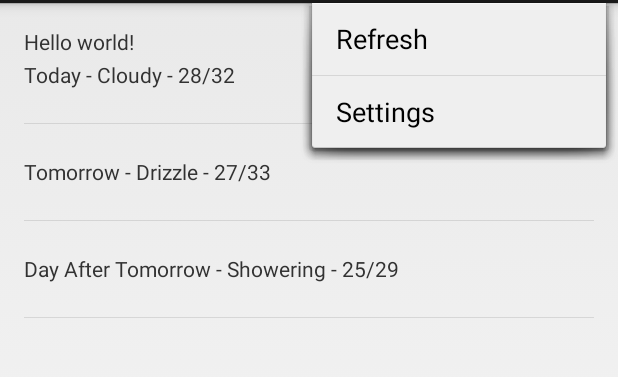
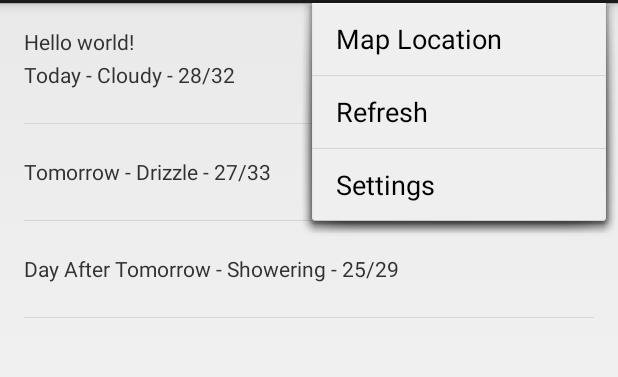
Before and after one commit to ravindraved/android_udacity-sunshine, an Android app: the screen it shows after launch (MainActivity), with the options menu open, on a phone screen of 412 x 824 dp, the part 69-446 px from its top. Run offline under Robolectric (Android 15) with nearby library versions, the phone set to English and light mode, and no system bars.

Commit message:
Lesson 3 - Invoke Map App passing the current location details..

```diff
--- a/app/src/main/res/menu/main.xml
+++ b/app/src/main/res/menu/main.xml
@@ -1,4 +1,5 @@
 <menu xmlns:android="http://schemas.android.com/apk/res/android"
+    xmlns:app="http://schemas.android.com/apk/res-auto"
     xmlns:tools="http://schemas.android.com/tools"
     tools:context=".MainActivity">
     <item
@@ -6,4 +7,9 @@
         android:title="@string/action_settings"
         android:orderInCategory="100"
         android:showAsAction="never" />
+    <item
+        android:id="@+id/action_map"
+        android:title="@string/action_map"
+        android:showAsAction="never" />
+
 </menu>
--- a/app/src/main/res/values/strings.xml
+++ b/app/src/main/res/values/strings.xml
@@ -8,6 +8,7 @@
     <string name="cloud_string">cloud string</string>
     <string name="app_refresh" transferable="false">Refresh</string>
     <string name="title_activity_detail">DetailActivity</string>
+    <string name="action_map">Map Location</string>
 
 
     <!-- Label for the location preference [Char Limit = 30] -->
```
Also changed, not shown: app/src/main/java/tutorials/udacity/android/sl/ravived/in/udacity_sunshine/MainActivity.java (+41 -0 lines).
